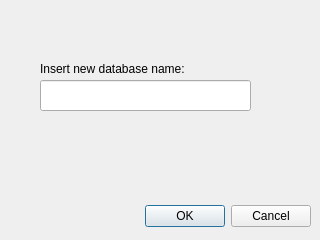
TiReks33/adb-explorer, file create_db_name.ui: the form before one commit.
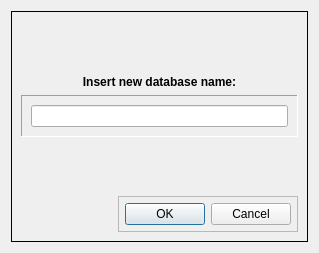
The form after the commit.

Diff of the .ui file:
```diff
--- a/create_db_name.ui
+++ b/create_db_name.ui
@@ -6,52 +6,178 @@
    <rect>
     <x>0</x>
     <y>0</y>
-    <width>320</width>
-    <height>240</height>
+    <width>319</width>
+    <height>253</height>
    </rect>
   </property>
   <property name="windowTitle">
    <string>Dialog</string>
   </property>
-  <widget class="QDialogButtonBox" name="buttonBox">
-   <property name="geometry">
-    <rect>
-     <x>10</x>
-     <y>200</y>
-     <width>301</width>
-     <height>32</height>
-    </rect>
-   </property>
-   <property name="orientation">
-    <enum>Qt::Horizontal</enum>
-   </property>
-   <property name="standardButtons">
-    <set>QDialogButtonBox::Cancel|QDialogButtonBox::Ok</set>
-   </property>
-  </widget>
-  <widget class="QLineEdit" name="name_line">
-   <property name="geometry">
-    <rect>
-     <x>40</x>
-     <y>80</y>
-     <width>211</width>
-     <height>31</height>
-    </rect>
-   </property>
-  </widget>
-  <widget class="QLabel" name="label">
-   <property name="geometry">
-    <rect>
-     <x>40</x>
-     <y>60</y>
-     <width>171</width>
-     <height>18</height>
-    </rect>
-   </property>
-   <property name="text">
-    <string>Insert new database name:</string>
-   </property>
-  </widget>
+  <layout class="QVBoxLayout" name="verticalLayout">
+   <item>
+    <widget class="QFrame" name="frame_3">
+     <property name="frameShape">
+      <enum>QFrame::Panel</enum>
+     </property>
+     <property name="frameShadow">
+      <enum>QFrame::Plain</enum>
+     </property>
+     <layout class="QVBoxLayout" name="verticalLayout_4">
+      <item>
+       <spacer name="verticalSpacer_2">
+        <property name="orientation">
+         <enum>Qt::Vertical</enum>
+        </property>
+        <property name="sizeHint" stdset="0">
+         <size>
+          <width>20</width>
+          <height>40</height>
+         </size>
+        </property>
+       </spacer>
+      </item>
+      <item>
+       <widget class="QLabel" name="label">
+        <property name="sizePolicy">
+         <sizepolicy hsizetype="Preferred" vsizetype="Fixed">
+          <horstretch>0</horstretch>
+          <verstretch>0</verstretch>
+         </sizepolicy>
+        </property>
+        <property name="font">
+         <font>
+          <weight>75</weight>
+          <bold>true</bold>
+         </font>
+        </property>
+        <property name="text">
+         <string>Insert new database name:</string>
+        </property>
+        <property name="alignment">
+         <set>Qt::AlignCenter</set>
+        </property>
+       </widget>
+      </item>
+      <item>
+       <widget class="QFrame" name="frame">
+        <property name="sizePolicy">
+         <sizepolicy hsizetype="Expanding" vsizetype="Fixed">
+          <horstretch>0</horstretch>
+          <verstretch>0</verstretch>
+         </sizepolicy>
+        </property>
+        <property name="frameShape">
+         <enum>QFrame::Panel</enum>
+        </property>
+        <property name="frameShadow">
+         <enum>QFrame::Sunken</enum>
+        </property>
+        <layout class="QVBoxLayout" name="verticalLayout_2">
+         <item>
+          <widget class="QLineEdit" name="name_line">
+           <property name="sizePolicy">
+            <sizepolicy hsizetype="Expanding" vsizetype="Fixed">
+             <horstretch>0</horstretch>
+             <verstretch>0</verstretch>
+            </sizepolicy>
+           </property>
+          </widget>
+         </item>
+        </layout>
+       </widget>
+      </item>
+      <item>
+       <spacer name="verticalSpacer">
+        <property name="orientation">
+         <enum>Qt::Vertical</enum>
+        </property>
+        <property name="sizeType">
+         <enum>QSizePolicy::Expanding</enum>
+        </property>
+        <property name="sizeHint" stdset="0">
+         <size>
+          <width>20</width>
+          <height>40</height>
+         </size>
+        </property>
+       </spacer>
+      </item>
+      <item>
+       <layout class="QHBoxLayout" name="horizontalLayout_2">
+        <property name="spacing">
+         <number>0</number>
+        </property>
+        <property name="topMargin">
+         <number>0</number>
+        </property>
+        <property name="rightMargin">
+         <number>0</number>
+        </property>
+        <property name="bottomMargin">
+         <number>0</number>
+        </property>
+        <item>
+         <spacer name="horizontalSpacer">
+          <property name="orientation">
+           <enum>Qt::Horizontal</enum>
+          </property>
+          <property name="sizeHint" stdset="0">
+           <size>
+            <width>40</width>
+            <height>20</height>
+           </size>
+          </property>
+         </spacer>
+        </item>
+        <item>
+         <widget class="QFrame" name="frame_2">
+          <property name="sizePolicy">
+           <sizepolicy hsizetype="Fixed" vsizetype="Fixed">
+            <horstretch>0</horstretch>
+            <verstretch>0</verstretch>
+           </sizepolicy>
+          </property>
+          <property name="frameShape">
+           <enum>QFrame::StyledPanel</enum>
+          </property>
+          <property name="frameShadow">
+           <enum>QFrame::Sunken</enum>
+          </property>
+          <layout class="QVBoxLayout" name="verticalLayout_3">
+           <property name="spacing">
+            <number>6</number>
+           </property>
+           <property name="leftMargin">
+            <number>6</number>
+           </property>
+           <property name="topMargin">
+            <number>6</number>
+           </property>
+           <property name="rightMargin">
+            <number>6</number>
+           </property>
+           <property name="bottomMargin">
+            <number>6</number>
+           </property>
+           <item>
+            <widget class="QDialogButtonBox" name="buttonBox">
+             <property name="orientation">
+              <enum>Qt::Horizontal</enum>
+             </property>
+             <property name="standardButtons">
+              <set>QDialogButtonBox::Cancel|QDialogButtonBox::Ok</set>
+             </property>
+            </widget>
+           </item>
+          </layout>
+         </widget>
+        </item>
+       </layout>
+      </item>
+     </layout>
+    </widget>
+   </item>
+  </layout>
  </widget>
  <resources/>
  <connections>
```
